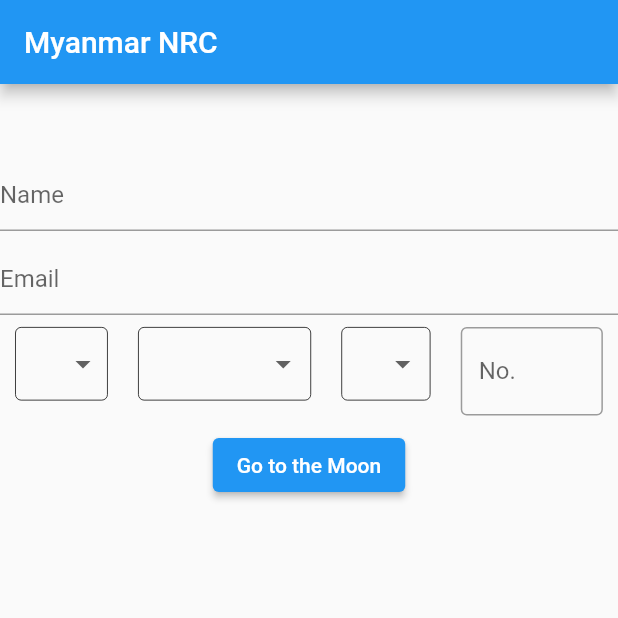
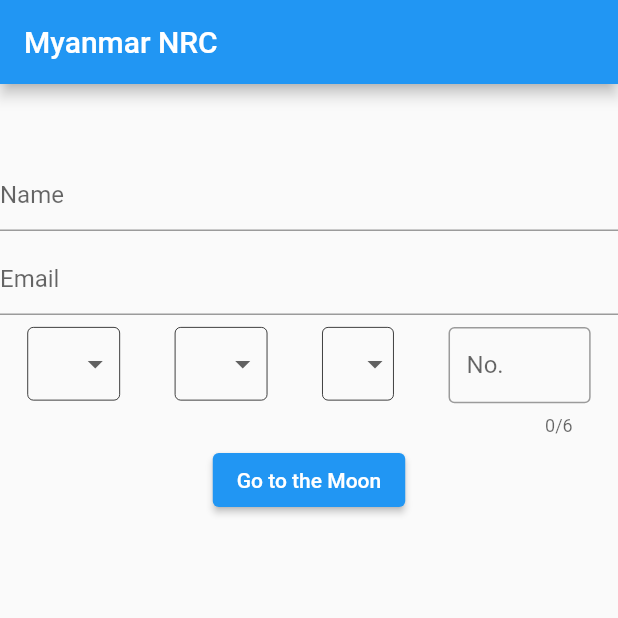
Before and after one commit to Saw-YanLinOo/mnrc, a Flutter app: the screen it shows after launch, on a phone screen of 412 x 824 dp, the top half of it. Run offline on Flutter 3.47's test engine with Material 2 defaults, Android fonts, the light colour scheme and no system bars.

Commit message:
fix: refector widget

```diff
--- a/lib/main.dart
+++ b/lib/main.dart
@@ -29,6 +29,7 @@ class HomePage extends StatefulWidget {
 }
 
 class _HomePageState extends State<HomePage> {
+  TextEditingController controller = TextEditingController();
   @override
   Widget build(BuildContext context) {
     return Scaffold(
@@ -56,7 +57,7 @@ class _HomePageState extends State<HomePage> {
           SizedBox(
             height: 8,
           ),
-          NrcWidget(),
+          NrcWidget(controller: controller),
           SizedBox(
             height: 8,
           ),
--- a/lib/src/nrc_widget.dart
+++ b/lib/src/nrc_widget.dart
@@ -2,8 +2,16 @@ import 'package:flutter/material.dart';
 
 import 'nrc_data.dart';
 
+enum MNRC {
+  ENG,
+  MM,
+}
+
 class NrcWidget extends StatefulWidget {
-  const NrcWidget({super.key});
+  const NrcWidget({super.key, this.controller, this.mnrc});
+
+  final TextEditingController? controller;
+  final MNRC? mnrc;
   @override
   State<NrcWidget> createState() => _NrcWidgetState();
 }
@@ -14,7 +22,7 @@ class _NrcWidgetState extends State<NrcWidget> {
   String? selectedNrcPostfix;
   String? regionHolder;
   String? nrcNo;
-  String? passportNo;
+  // String? passportNo;
   // ignore: unused_field
   bool _autoValidate = false;
   final GlobalKey<FormState> _formKey = GlobalKey<FormState>();
@@ -47,44 +55,6 @@ class _NrcWidgetState extends State<NrcWidget> {
   //     ),
   //   );
   // }
-
-  Widget _userNrcPrefix() {
-    return Container(
-      padding: EdgeInsets.symmetric(horizontal: 4.0),
-      width: MediaQuery.of(context).size.width * 0.15,
-      decoration: BoxDecoration(
-        borderRadius: BorderRadius.circular(4.0),
-        border: Border.all(
-          width: 0.5,
-        ),
-      ),
-      child: DropdownButtonHideUnderline(
-        child: DropdownButton<String>(
-          isExpanded: true,
-          value: selectedNrcPrefix,
-          onChanged: (String? newValue) {
-            setState(() {
-              selectedRegion = null;
-              selectedNrcPrefix = newValue;
-            });
-          },
-          items:
-              NrcData.nrcPrefix.map<DropdownMenuItem<String>>((String value) {
-            return DropdownMenuItem<String>(
-              value: value,
-              child: Text(
-                value,
-                style: const TextStyle(
-                  color: Colors.black,
-                  fontSize: 14,
-                ),
-              ),
-            );
-          }).toList(),
-        ),
-      ),
-    );
-  }
 
   Widget _userNrcRegion() {
     switch (selectedNrcPrefix) {
@@ -136,10 +106,20 @@ class _NrcWidgetState extends State<NrcWidget> {
     }
   }
 
+  Widget _nrc(List<String> list) {
+    return UserNrcPrefix(
+      nrcList: list,
+      onChanged: (p0) {
+        selectedRegion = p0;
+        setState(() {});
+      },
+    );
+  }
+
   Widget _nrcRegionDrop(List<String> listData) {
     return Container(
       width: MediaQuery.of(context).size.width * 0.28,
-      padding: EdgeInsets.symmetric(horizontal: 6.0),
+      padding: const EdgeInsets.symmetric(horizontal: 6.0),
       decoration: BoxDecoration(
         borderRadius: BorderRadius.circular(4.0),
         border: Border.all(
@@ -163,7 +143,7 @@ class _NrcWidgetState extends State<NrcWidget> {
                 value,
                 style: TextStyle(
                   color: Colors.black,
-                  fontSize: 14,
+                  fontSize: 12,
                 ),
               ),
             );
@@ -175,7 +155,7 @@ class _NrcWidgetState extends State<NrcWidget> {
 
   Widget _userNrcPostfix() {
     return Container(
-      padding: EdgeInsets.symmetric(horizontal: 6.0),
+      padding: EdgeInsets.only(left: 6.0),
       decoration: BoxDecoration(
         borderRadius: BorderRadius.circular(4.0),
         border: Border.all(
@@ -196,7 +176,7 @@ class _NrcWidgetState extends State<NrcWidget> {
               value: value,
               child: Text(
                 value,
-                style: TextStyle(color: Colors.black),
+                style: TextStyle(color: Colors.black, fontSize: 12),
               ),
             );
           }).toList(),
@@ -213,7 +193,6 @@ class _NrcWidgetState extends State<NrcWidget> {
   //   //         selectedNrcPostfix != null) {
   //   //   _formKey.currentState?.save();
   //   //   print(widget.phone);
-
   //   //   Navigator.push(
   //   //       context,
   //   //       MaterialPageRoute(
@@ -236,20 +215,22 @@ class _NrcWidgetState extends State<NrcWidget> {
   Widget _flexTextForm(String name) {
     return SizedBox(
       width: MediaQuery.of(context).size.width * 0.23,
+      height: 70,
       child: TextFormField(
         style: TextStyle(color: Colors.black),
+        maxLength: 6,
         decoration: InputDecoration(
           labelText: name,
           errorStyle: TextStyle(fontSize: 12),
-          border: new OutlineInputBorder(
-            borderRadius: const BorderRadius.all(
-              const Radius.circular(4.0),
-            ),
-            borderSide: new BorderSide(
-              color: Colors.black,
-              width: 0.5,
-            ),
-          ),
+          border: const OutlineInputBorder(
+              // borderRadius: BorderRadius.all(
+              //   Radius.circular(4.0),
+              // ),
+              // borderSide: BorderSide(
+              //   color: Colors.black,
+              //   width: 0.5,
+              // ),
+              ),
         ),
         keyboardType: TextInputType.number,
         validator: (values) {
@@ -261,7 +242,6 @@ class _NrcWidgetState extends State<NrcWidget> {
           } else if (values?.length != 6) {
             return 'Invalid NRC No.';
           }
-
           return null;
         },
         onSaved: (values) {
@@ -328,13 +308,23 @@ class _NrcWidgetState extends State<NrcWidget> {
   Widget build(BuildContext context) {
     return SizedBox(
       width: MediaQuery.of(context).size.width,
-      height: 60,
       child: Row(
         mainAxisAlignment: MainAxisAlignment.spaceAround,
         crossAxisAlignment: CrossAxisAlignment.start,
         children: <Widget>[
-          _userNrcPrefix(),
-          _userNrcRegion(),
+          UserNrcPrefix(
+              nrcList: NrcData.nrcPrefix,
+              onChanged: (prefix) {
+                selectedNrcPrefix = prefix;
+                setState(() {});
+              }),
+          UserNrcRegion(
+            selectedNrcPrefix: selectedNrcPrefix,
+            onChanged: (regin) {
+              selectedRegion = regin;
+              setState(() {});
+            },
+          ),
           _userNrcPostfix(),
           _flexTextForm('No.'),
         ],
@@ -342,3 +332,141 @@ class _NrcWidgetState extends State<NrcWidget> {
     );
   }
 }
+
+class UserNrcRegion extends StatelessWidget {
+  const UserNrcRegion({super.key, this.selectedNrcPrefix, this.onChanged});
+
+  final String? selectedNrcPrefix;
+  final Function(String?)? onChanged;
+  @override
+  Widget build(BuildContext context) {
+    switch (selectedNrcPrefix) {
+      case '1/':
+        return UserNrcPrefix(
+          nrcList: NrcData.regionOne,
+          onChanged: onChanged,
+        );
+
+      case '2/':
+        return UserNrcPrefix(
+          nrcList: NrcData.regionTwo,
+          onChanged: onChanged,
+        );
+      case '3/':
+        return UserNrcPrefix(
+          nrcList: NrcData.regionThree,
+          onChanged: onChanged,
+        );
+      case '4/':
+        return UserNrcPrefix(
+          nrcList: NrcData.regionFour,
+          onChanged: onChanged,
+        );
+      case '5/':
+        return UserNrcPrefix(
+          nrcList: NrcData.regionFive,
+          onChanged: onChanged,
+        );
+      case '6/':
+        return UserNrcPrefix(
+          nrcList: NrcData.regionSix,
+          onChanged: onChanged,
+        );
+      case '7/':
+        return UserNrcPrefix(
+          nrcList: NrcData.regionSeven,
+          onChanged: onChanged,
+        );
+      case '8/':
+        return UserNrcPrefix(
+          nrcList: NrcData.regionEight,
+          onChanged: onChanged,
+        );
+      case '9/':
+        return UserNrcPrefix(
+          nrcList: NrcData.regionNine,
+          onChanged: onChanged,
+        );
+      case '10/':
+        return UserNrcPrefix(
+          nrcList: NrcData.regionTen,
+          onChanged: onChanged,
+        );
+      case '11/':
+        return UserNrcPrefix(
+          nrcList: NrcData.regionEleven,
+          onChanged: onChanged,
+        );
+      case '12/':
+        return UserNrcPrefix(
+          nrcList: NrcData.regionTwelve,
+          onChanged: onChanged,
+        );
+      case '13/':
+        return UserNrcPrefix(
+          nrcList: NrcData.regionThirdteen,
+          onChanged: onChanged,
+        );
+      case '14/':
+        return UserNrcPrefix(
+          nrcList: NrcData.regionFourteen,
+          onChanged: onChanged,
+        );
+
+      default:
+        return UserNrcPrefix(
+          nrcList: NrcData.regionOne,
+          onChanged: onChanged,
+        );
+    }
+  }
+}
+
+class UserNrcPrefix extends StatelessWidget {
+  const UserNrcPrefix({
+    super.key,
+    required this.nrcList,
+    this.selectedNrcPrefix,
+    this.onChanged,
+  });
+
+  final List<String> nrcList;
+  final String? selectedNrcPrefix;
+  final Function(String?)? onChanged;
+  @override
+  Widget build(BuildContext context) {
+    return Container(
+      padding: EdgeInsets.symmetric(horizontal: 4.0),
+      width: MediaQuery.of(context).size.width * 0.15,
+      decoration: BoxDecoration(
+        borderRadius: BorderRadius.circular(4.0),
+        border: Border.all(
+          width: 0.5,
+        ),
+      ),
+      child: DropdownButtonHideUnderline(
+        child: DropdownButton<String>(
+          isExpanded: true,
+          value: selectedNrcPrefix,
+          onChanged: (String? newValue) {
+            if (onChanged != null) {
+              onChanged!(newValue);
+            }
+          },
+          items: nrcList.map<DropdownMenuItem<String>>((String value) {
+            return DropdownMenuItem<String>(
+              value: value,
+              child: Text(
+                value,
+                style: const TextStyle(
+                  color: Colors.black,
+                  fontSize: 12,
+                ),
+              ),
+            );
+          }).toList(),
+        ),
+      ),
+    );
+  }
+}
```
